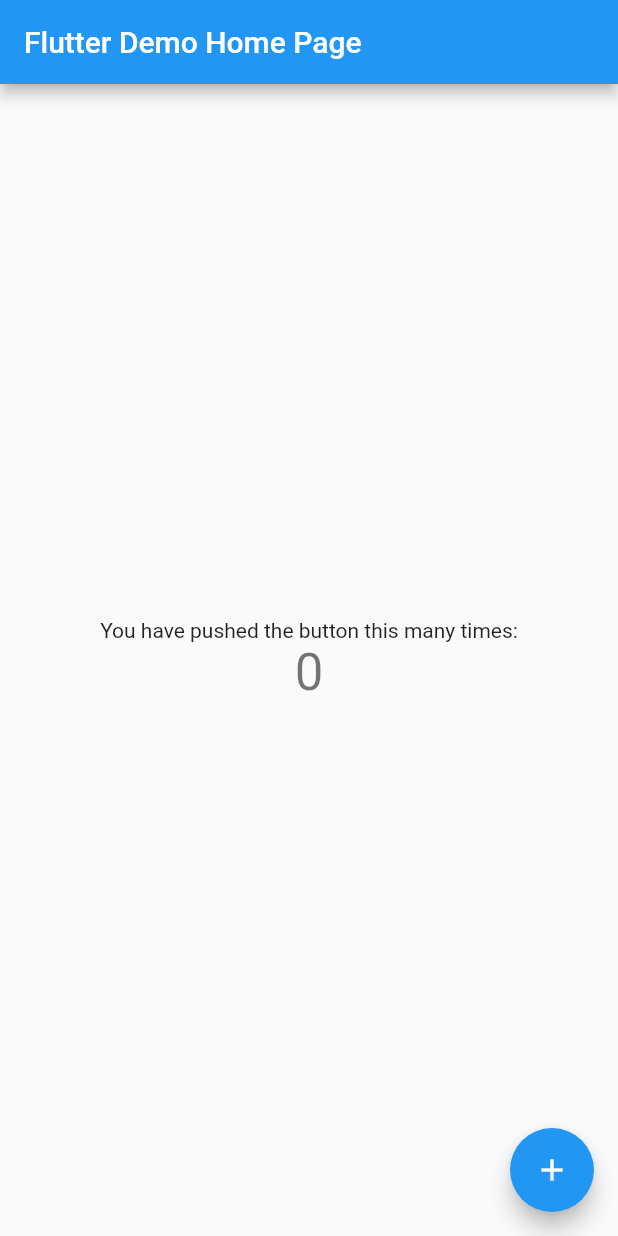
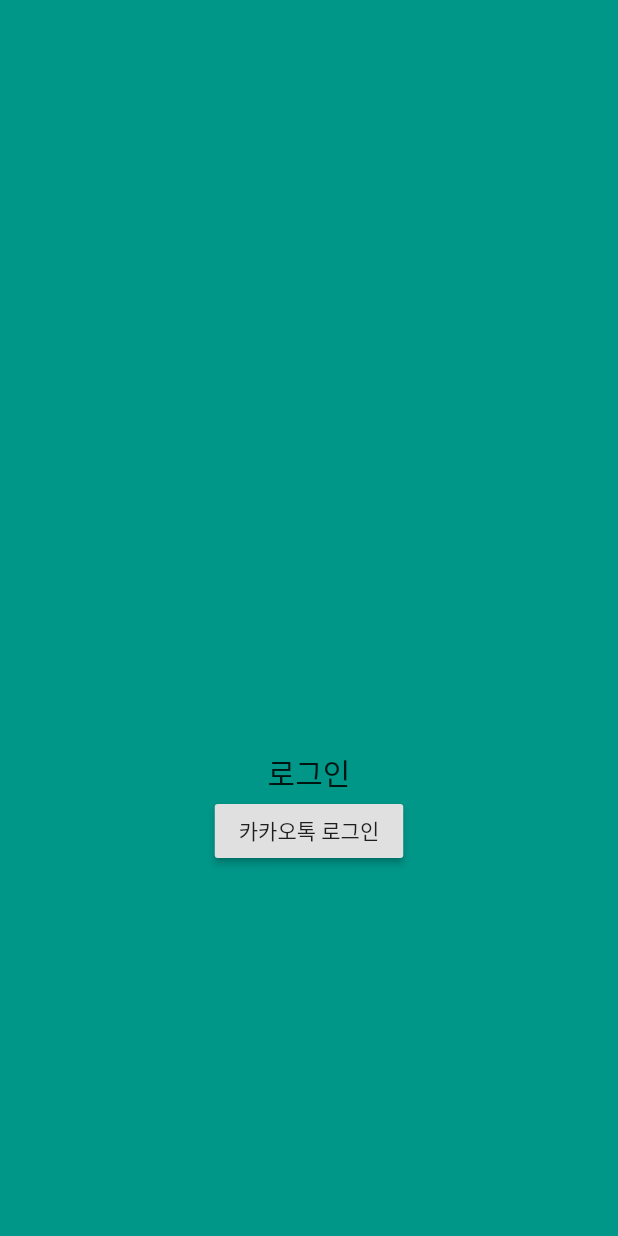
Before and after one commit to meongeun/AdStore, a Flutter app: the screen it shows after launch, on a phone screen of 412 x 824 dp. Run offline on Flutter 3.47's test engine with Material 2 defaults, Android fonts, the phone set to English and light mode, and no system bars; our stand-ins replace image_picker; missing offline and left inert: grouped_buttons.

Commit message:
version2

```diff
--- a/lib/main.dart
+++ /dev/null
@@ -1,111 +0,0 @@
-import 'package:flutter/material.dart';
-
-void main() => runApp(MyApp());
-
-class MyApp extends StatelessWidget {
-  // This widget is the root of your application.
-  @override
-  Widget build(BuildContext context) {
-    return MaterialApp(
-      title: 'Flutter Demo',
-      theme: ThemeData(
-        // This is the theme of your application.
-        //
-        // Try running your application with "flutter run". You'll see the
-        // application has a blue toolbar. Then, without quitting the app, try
-        // changing the primarySwatch below to Colors.green and then invoke
-        // "hot reload" (press "r" in the console where you ran "flutter run",
-        // or simply save your changes to "hot reload" in a Flutter IDE).
-        // Notice that the counter didn't reset back to zero; the application
-        // is not restarted.
-        primarySwatch: Colors.blue,
-      ),
-      home: MyHomePage(title: 'Flutter Demo Home Page'),
-    );
-  }
-}
-
-class MyHomePage extends StatefulWidget {
-  MyHomePage({Key key, this.title}) : super(key: key);
-
-  // This widget is the home page of your application. It is stateful, meaning
-  // that it has a State object (defined below) that contains fields that affect
-  // how it looks.
-
-  // This class is the configuration for the state. It holds the values (in this
-  // case the title) provided by the parent (in this case the App widget) and
-  // used by the build method of the State. Fields in a Widget subclass are
-  // always marked "final".
-
-  final String title;
-
-  @override
-  _MyHomePageState createState() => _MyHomePageState();
-}
-
-class _MyHomePageState extends State<MyHomePage> {
-  int _counter = 0;
-
-  void _incrementCounter() {
-    setState(() {
-      // This call to setState tells the Flutter framework that something has
-      // changed in this State, which causes it to rerun the build method below
-      // so that the display can reflect the updated values. If we changed
-      // _counter without calling setState(), then the build method would not be
-      // called again, and so nothing would appear to happen.
-      _counter++;
-    });
-  }
-
-  @override
-  Widget build(BuildContext context) {
-    // This method is rerun every time setState is called, for instance as done
-    // by the _incrementCounter method above.
-    //
-    // The Flutter framework has been optimized to make rerunning build methods
-    // fast, so that you can just rebuild anything that needs updating rather
-    // than having to individually change instances of widgets.
-    return Scaffold(
-      appBar: AppBar(
-        // Here we take the value from the MyHomePage object that was created by
-        // the App.build method, and use it to set our appbar title.
-        title: Text(widget.title),
-      ),
-      body: Center(
-        // Center is a layout widget. It takes a single child and positions it
-        // in the middle of the parent.
-        child: Column(
-          // Column is also layout widget. It takes a list of children and
-          // arranges them vertically. By default, it sizes itself to fit its
-          // children horizontally, and tries to be as tall as its parent.
-          //
-          // Invoke "debug painting" (press "p" in the console, choose the
-          // "Toggle Debug Paint" action from the Flutter Inspector in Android
-          // Studio, or the "Toggle Debug Paint" command in Visual Studio Code)
-          // to see the wireframe for each widget.
-          //
-          // Column has various properties to control how it sizes itself and
-          // how it positions its children. Here we use mainAxisAlignment to
-          // center the children vertically; the main axis here is the vertical
-          // axis because Columns are vertical (the cross axis would be
-          // horizontal).
-          mainAxisAlignment: MainAxisAlignment.center,
-          children: <Widget>[
-            Text(
-              'You have pushed the button this many times:',
-            ),
-            Text(
-              '$_counter',
-              style: Theme.of(context).textTheme.display1,
-            ),
-          ],
-        ),
-      ),
-      floatingActionButton: FloatingActionButton(
-        onPressed: _incrementCounter,
-        tooltip: 'Increment',
-        child: Icon(Icons.add),
-      ), // This trailing comma makes auto-formatting nicer for build methods.
-    );
-  }
-}
--- a/lib/user/login_form.dart
+++ b/lib/user/login_form.dart
@@ -0,0 +1,57 @@
+import 'package:ad_store_app/store/store_create_location.dart';
+import 'package:flutter/material.dart';
+
+
+void main() => runApp(AdStore());
+
+class AdStore extends StatelessWidget {
+  @override
+  Widget build(BuildContext context) {
+    return MaterialApp(
+      title: 'disCount Down',
+      theme: ThemeData(
+        primarySwatch: Colors.teal,
+        accentColor: Colors.redAccent,
+        secondaryHeaderColor: Colors.amber,
+
+      ),
+      home: AdStorePage(),
+    );
+  }
+}
+
+class AdStorePage extends StatefulWidget {
+  @override
+  _AdStorePageState createState() => _AdStorePageState();
+}
+
+class _AdStorePageState extends State<AdStorePage> {
+  void navigate() {
+    Navigator.of(context)
+        .push(MaterialPageRoute(builder: (context) => StoreCreateLocation()));
+  }
+
+  @override
+  Widget build(BuildContext context) {
+    return Scaffold(
+        body: Center(
+          child: Container(
+            width: double.infinity,
+            padding: EdgeInsets.only(top: 500),
+            color: Theme.of(context).primaryColor,
+            child: Column(
+              children: <Widget>[
+                Text(
+                  '로그인',
+                  style: TextStyle(fontSize: 20),
+                ),
+                RaisedButton(
+                  child: Text('카카오톡 로그인'),
+                  onPressed: navigate,
+                ),
+              ],
+            ),
+          ),
+        ));
+  }
+}
--- a/lib/user/user_create_target.dart
+++ b/lib/user/user_create_target.dart
@@ -1,5 +1,6 @@
 library wheel_spinner;
 
+import 'package:ad_store_app/ad/ad_read.dart';
 import 'package:flutter/material.dart';
 import 'package:grouped_buttons/grouped_buttons.dart';
 
@@ -116,7 +117,9 @@ class _UserCreateTargetState extends State<UserCreateTarget> {
               ),
               RaisedButton(
                 child: Text('저장'),
-                onPressed: () {},
+                onPressed: () {
+                  Navigator.of(context)
+                    .push(MaterialPageRoute(builder: (context) => AdRead()));},
               ),
             ],
           )
--- a/pubspec.yaml
+++ b/pubspec.yaml
@@ -24,7 +24,11 @@ dependencies:
   flutter_picker:
     git: git://github.com/yangyxd/flutter_picker.git
   flutter_datetime_picker: ^1.2.6
-
+  flutter_circular_chart: ^0.1.0
+  carousel_slider: 1.3.0
+  http: 0.12.0+2
+  date_range_picker: ^1.0.6
+  image_picker: ^0.6.1+4
   # The following adds the Cupertino Icons font to your application.
   # Use with the CupertinoIcons class for iOS style icons.
   cupertino_icons: ^0.1.2
```
Also changed, not shown: lib/ad/ad_create_discount.dart (added, +13 -0 lines), lib/ad/ad_read.dart (added, +17 -0 lines), lib/store/store_create_time.dart (deleted, +0 -29 lines), lib/store/store_read.dart (added, +15 -0 lines), lib/user/menu_items.dart (added, +9 -0 lines), lib/user/user_appbar.dart (added, +98 -0 lines), lib/user/user_delete.dart (added, +66 -0 lines), lib/user/user_store_license.dart (added, +32 -0 lines), lib/ad/ad_create_fcfs.dart (added), lib/ad/ad_create_plus.dart (added), pubspec.lock, 1 other file.
